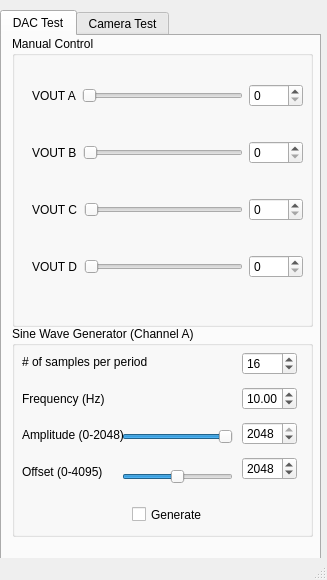
Before: the Qt Designer form Example/[3]analog output/mainwindow.ui in atelier-ritz/Python3.6-32bit--FT232H-libftdi1.4, drawn with Qt 5.
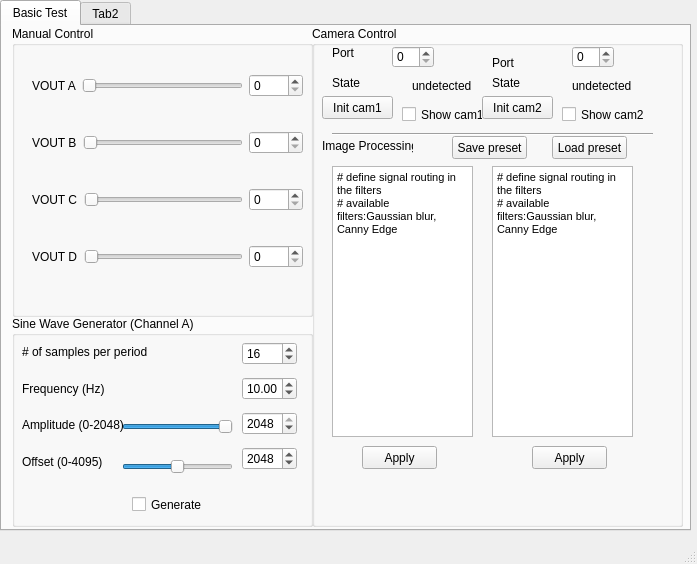
After: the same form once the commit is applied.

Commit message: Added camera control GUI

```diff
--- a/Example/[3]analog output/mainwindow.ui
+++ b/Example/[3]analog output/mainwindow.ui
@@ -6,8 +6,8 @@
    <rect>
     <x>0</x>
     <y>0</y>
-    <width>327</width>
-    <height>580</height>
+    <width>697</width>
+    <height>564</height>
    </rect>
   </property>
   <property name="windowTitle">
@@ -18,9 +18,9 @@
     <property name="geometry">
      <rect>
       <x>0</x>
-      <y>10</y>
-      <width>321</width>
-      <height>551</height>
+      <y>0</y>
+      <width>691</width>
+      <height>531</height>
      </rect>
     </property>
     <property name="currentIndex">
@@ -28,7 +28,7 @@
     </property>
     <widget class="QWidget" name="tab">
      <attribute name="title">
-      <string>DAC Test</string>
+      <string>Basic Test</string>
      </attribute>
      <widget class="QGroupBox" name="groupBox">
       <property name="geometry">
@@ -239,7 +239,7 @@
         <enum>Qt::Horizontal</enum>
        </property>
       </widget>
-      <widget class="QWidget" name="">
+      <widget class="QWidget" name="layoutWidget">
        <property name="geometry">
         <rect>
          <x>230</x>
@@ -294,7 +294,7 @@
         </item>
        </layout>
       </widget>
-      <widget class="QWidget" name="">
+      <widget class="QWidget" name="layoutWidget">
        <property name="geometry">
         <rect>
          <x>10</x>
@@ -335,10 +335,289 @@
        </layout>
       </widget>
      </widget>
+     <widget class="QGroupBox" name="groupBox_2">
+      <property name="geometry">
+       <rect>
+        <x>310</x>
+        <y>0</y>
+        <width>371</width>
+        <height>501</height>
+       </rect>
+      </property>
+      <property name="title">
+       <string>Camera Control</string>
+      </property>
+      <widget class="QCheckBox" name="checkBox">
+       <property name="geometry">
+        <rect>
+         <x>90</x>
+         <y>80</y>
+         <width>81</width>
+         <height>17</height>
+        </rect>
+       </property>
+       <property name="text">
+        <string>Show cam1</string>
+       </property>
+      </widget>
+      <widget class="QCheckBox" name="checkBox_2">
+       <property name="geometry">
+        <rect>
+         <x>250</x>
+         <y>80</y>
+         <width>91</width>
+         <height>17</height>
+        </rect>
+       </property>
+       <property name="text">
+        <string>Show cam2</string>
+       </property>
+      </widget>
+      <widget class="QPushButton" name="pushButton">
+       <property name="geometry">
+        <rect>
+         <x>10</x>
+         <y>70</y>
+         <width>71</width>
+         <height>23</height>
+        </rect>
+       </property>
+       <property name="text">
+        <string>Init cam1</string>
+       </property>
+      </widget>
+      <widget class="QLabel" name="label_5">
+       <property name="geometry">
+        <rect>
+         <x>100</x>
+         <y>50</y>
+         <width>61</width>
+         <height>20</height>
+        </rect>
+       </property>
+       <property name="text">
+        <string>undetected</string>
+       </property>
+      </widget>
+      <widget class="QLabel" name="label_6">
+       <property name="geometry">
+        <rect>
+         <x>260</x>
+         <y>50</y>
+         <width>71</width>
+         <height>20</height>
+        </rect>
+       </property>
+       <property name="text">
+        <string>undetected</string>
+       </property>
+      </widget>
+      <widget class="QTextEdit" name="textEdit">
+       <property name="geometry">
+        <rect>
+         <x>20</x>
+         <y>140</y>
+         <width>141</width>
+         <height>271</height>
+        </rect>
+       </property>
+       <property name="html">
+        <string>&lt;!DOCTYPE HTML PUBLIC &quot;-//W3C//DTD HTML 4.0//EN&quot; &quot;http://www.w3.org/TR/REC-html40/strict.dtd&quot;&gt;
+&lt;html&gt;&lt;head&gt;&lt;meta name=&quot;qrichtext&quot; content=&quot;1&quot; /&gt;&lt;style type=&quot;text/css&quot;&gt;
+p, li { white-space: pre-wrap; }
+&lt;/style&gt;&lt;/head&gt;&lt;body style=&quot; font-family:'MS Shell Dlg 2'; font-size:8.25pt; font-weight:400; font-style:normal;&quot;&gt;
+&lt;p style=&quot; margin-top:0px; margin-bottom:0px; margin-left:0px; margin-right:0px; -qt-block-indent:0; text-indent:0px;&quot;&gt;# define signal routing in the filters&lt;/p&gt;
+&lt;p style=&quot; margin-top:0px; margin-bottom:0px; margin-left:0px; margin-right:0px; -qt-block-indent:0; text-indent:0px;&quot;&gt;# available filters:Gaussian blur, Canny Edge&lt;/p&gt;
+&lt;p style=&quot;-qt-paragraph-type:empty; margin-top:0px; margin-bottom:0px; margin-left:0px; margin-right:0px; -qt-block-indent:0; text-indent:0px;&quot;&gt;&lt;br /&gt;&lt;/p&gt;&lt;/body&gt;&lt;/html&gt;</string>
+       </property>
+      </widget>
+      <widget class="QTextEdit" name="textEdit_2">
+       <property name="geometry">
+        <rect>
+         <x>180</x>
+         <y>140</y>
+         <width>141</width>
+         <height>271</height>
+        </rect>
+       </property>
+       <property name="html">
+        <string>&lt;!DOCTYPE HTML PUBLIC &quot;-//W3C//DTD HTML 4.0//EN&quot; &quot;http://www.w3.org/TR/REC-html40/strict.dtd&quot;&gt;
+&lt;html&gt;&lt;head&gt;&lt;meta name=&quot;qrichtext&quot; content=&quot;1&quot; /&gt;&lt;style type=&quot;text/css&quot;&gt;
+p, li { white-space: pre-wrap; }
+&lt;/style&gt;&lt;/head&gt;&lt;body style=&quot; font-family:'MS Shell Dlg 2'; font-size:8.25pt; font-weight:400; font-style:normal;&quot;&gt;
+&lt;p style=&quot; margin-top:0px; margin-bottom:0px; margin-left:0px; margin-right:0px; -qt-block-indent:0; text-indent:0px;&quot;&gt;# define signal routing in the filters&lt;/p&gt;
+&lt;p style=&quot; margin-top:0px; margin-bottom:0px; margin-left:0px; margin-right:0px; -qt-block-indent:0; text-indent:0px;&quot;&gt;# available filters:Gaussian blur, Canny Edge&lt;/p&gt;
+&lt;p style=&quot;-qt-paragraph-type:empty; margin-top:0px; margin-bottom:0px; margin-left:0px; margin-right:0px; -qt-block-indent:0; text-indent:0px;&quot;&gt;&lt;br /&gt;&lt;/p&gt;&lt;/body&gt;&lt;/html&gt;</string>
+       </property>
+      </widget>
+      <widget class="Line" name="line">
+       <property name="geometry">
+        <rect>
+         <x>20</x>
+         <y>100</y>
+         <width>321</width>
+         <height>16</height>
+        </rect>
+       </property>
+       <property name="orientation">
+        <enum>Qt::Horizontal</enum>
+       </property>
+      </widget>
+      <widget class="QLabel" name="label_10">
+       <property name="geometry">
+        <rect>
+         <x>10</x>
+         <y>110</y>
+         <width>91</width>
+         <height>20</height>
+        </rect>
+       </property>
+       <property name="text">
+        <string>Image Processing</string>
+       </property>
+      </widget>
+      <widget class="QPushButton" name="pushButton_3">
+       <property name="geometry">
+        <rect>
+         <x>50</x>
+         <y>420</y>
+         <width>75</width>
+         <height>23</height>
+        </rect>
+       </property>
+       <property name="text">
+        <string>Apply</string>
+       </property>
+      </widget>
+      <widget class="QPushButton" name="pushButton_4">
+       <property name="geometry">
+        <rect>
+         <x>220</x>
+         <y>420</y>
+         <width>75</width>
+         <height>23</height>
+        </rect>
+       </property>
+       <property name="text">
+        <string>Apply</string>
+       </property>
+      </widget>
+      <widget class="QPushButton" name="pushButton_5">
+       <property name="geometry">
+        <rect>
+         <x>140</x>
+         <y>110</y>
+         <width>75</width>
+         <height>23</height>
+        </rect>
+       </property>
+       <property name="text">
+        <string>Save preset</string>
+       </property>
+      </widget>
+      <widget class="QPushButton" name="pushButton_6">
+       <property name="geometry">
+        <rect>
+         <x>240</x>
+         <y>110</y>
+         <width>75</width>
+         <height>23</height>
+        </rect>
+       </property>
+       <property name="text">
+        <string>Load preset</string>
+       </property>
+      </widget>
+      <widget class="QPushButton" name="pushButton_2">
+       <property name="geometry">
+        <rect>
+         <x>170</x>
+         <y>70</y>
+         <width>71</width>
+         <height>23</height>
+        </rect>
+       </property>
+       <property name="text">
+        <string>Init cam2</string>
+       </property>
+      </widget>
+      <widget class="QLabel" name="label_11">
+       <property name="geometry">
+        <rect>
+         <x>20</x>
+         <y>20</y>
+         <width>47</width>
+         <height>13</height>
+        </rect>
+       </property>
+       <property name="text">
+        <string>Port</string>
+       </property>
+      </widget>
+      <widget class="QLabel" name="label_12">
+       <property name="geometry">
+        <rect>
+         <x>180</x>
+         <y>30</y>
+         <width>47</width>
+         <height>13</height>
+        </rect>
+       </property>
+       <property name="text">
+        <string>Port</string>
+       </property>
+      </widget>
+      <widget class="QSpinBox" name="spinBox">
+       <property name="geometry">
+        <rect>
+         <x>260</x>
+         <y>20</y>
+         <width>42</width>
+         <height>22</height>
+        </rect>
+       </property>
+      </widget>
+      <widget class="QSpinBox" name="spinBox_2">
+       <property name="geometry">
+        <rect>
+         <x>80</x>
+         <y>20</y>
+         <width>42</width>
+         <height>22</height>
+        </rect>
+       </property>
+      </widget>
+      <widget class="QLabel" name="label_13">
+       <property name="geometry">
+        <rect>
+         <x>20</x>
+         <y>50</y>
+         <width>47</width>
+         <height>13</height>
+        </rect>
+       </property>
+       <property name="text">
+        <string>State</string>
+       </property>
+      </widget>
+      <widget class="QLabel" name="label_15">
+       <property name="geometry">
+        <rect>
+         <x>180</x>
+         <y>50</y>
+         <width>47</width>
+         <height>13</height>
+        </rect>
+       </property>
+       <property name="text">
+        <string>State</string>
+       </property>
+      </widget>
+     </widget>
     </widget>
     <widget class="QWidget" name="tab_2">
      <attribute name="title">
-      <string>Camera Test</string>
+      <string>Tab2</string>
      </attribute>
     </widget>
    </widget>
```
Left out of the diff: 2 changed lines with no effect on the pictures. The commit also changes 1 other file.
